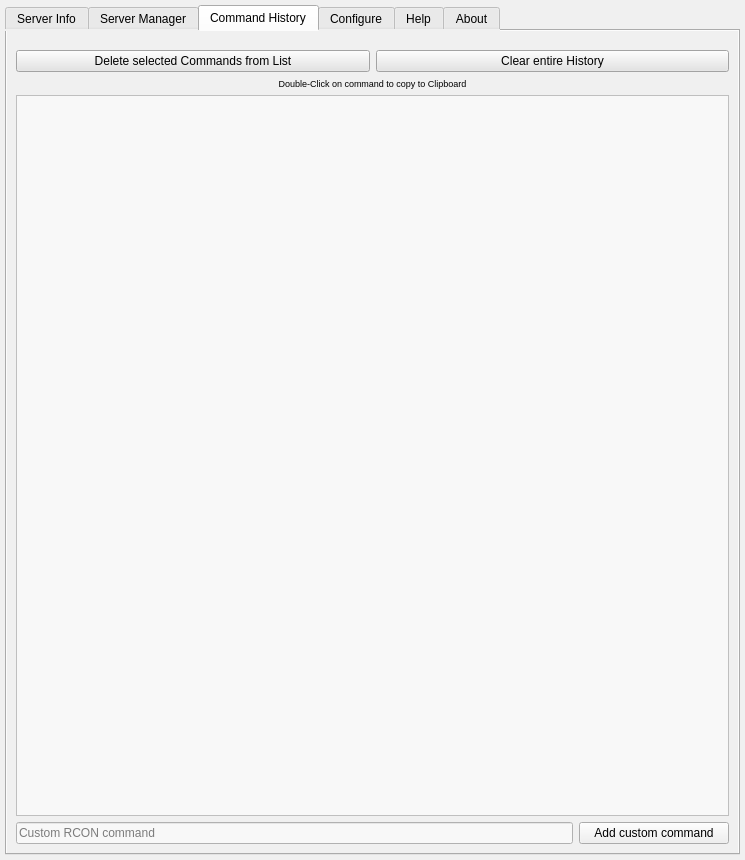
Qt form Source_Code/source_files/isrt_gui.ui (sargolin/ISRT-Insurgency-Sandstorm-RCON-TOOL-and-Mapchanger) before a commit.
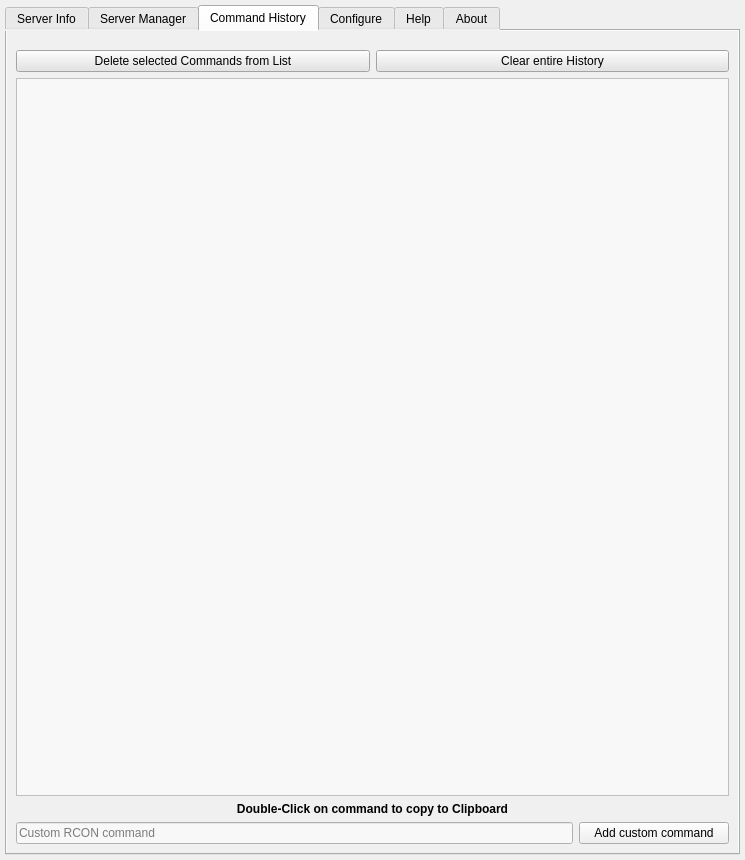
The same form after that commit. The open tabs and pages were chosen to show the change. Icons and pictures are not drawn.

What changed in the file:
```diff
--- a/Source_Code/source_files/isrt_gui.ui
+++ b/Source_Code/source_files/isrt_gui.ui
@@ -2482,24 +2482,6 @@
            </item>
           </layout>
          </item>
-         <item>
-          <widget class="QLabel" name="label_4">
-           <property name="font">
-            <font>
-             <pointsize>7</pointsize>
-             <weight>50</weight>
-             <italic>false</italic>
-             <bold>false</bold>
-            </font>
-           </property>
-           <property name="text">
-            <string>Double-Click on command to copy to Clipboard</string>
-           </property>
-           <property name="alignment">
-            <set>Qt::AlignCenter</set>
-           </property>
-          </widget>
-         </item>
          <item>
           <widget class="QListWidget" name="list_custom_commands_console">
            <property name="mouseTracking">
@@ -2525,6 +2507,23 @@
            </property>
           </widget>
          </item>
+         <item>
+          <widget class="QLabel" name="lbl_command_copied">
+           <property name="font">
+            <font>
+             <pointsize>9</pointsize>
+             <weight>75</weight>
+             <bold>true</bold>
+            </font>
+           </property>
+           <property name="text">
+            <string>Double-Click on command to copy to Clipboard</string>
+           </property>
+           <property name="alignment">
+            <set>Qt::AlignCenter</set>
+           </property>
+          </widget>
+         </item>
          <item>
           <layout class="QHBoxLayout" name="horizontalLayout_28">
            <item>
```
Left out of the diff: 4 changed lines with no effect on the pictures.
